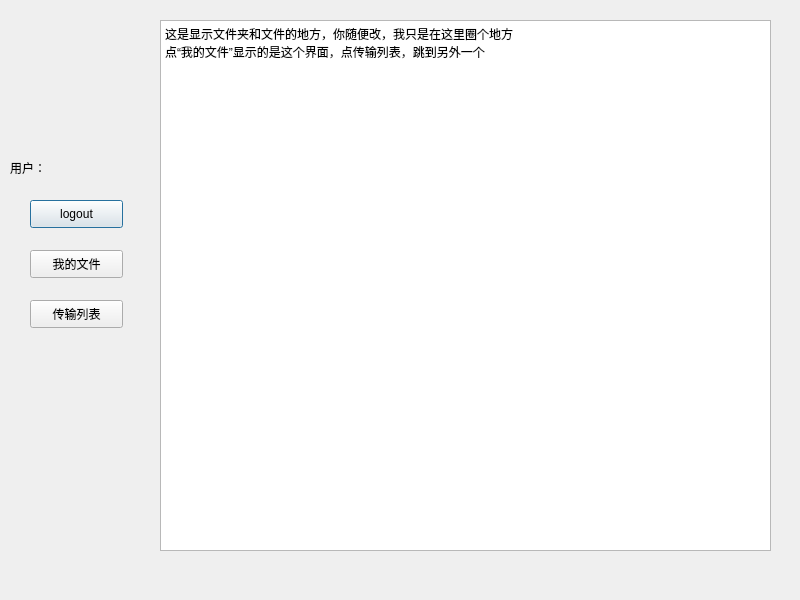
Old version of the form NETDISK/dialog_folder.ui in the repository LIU-YUXI/Netdisk.
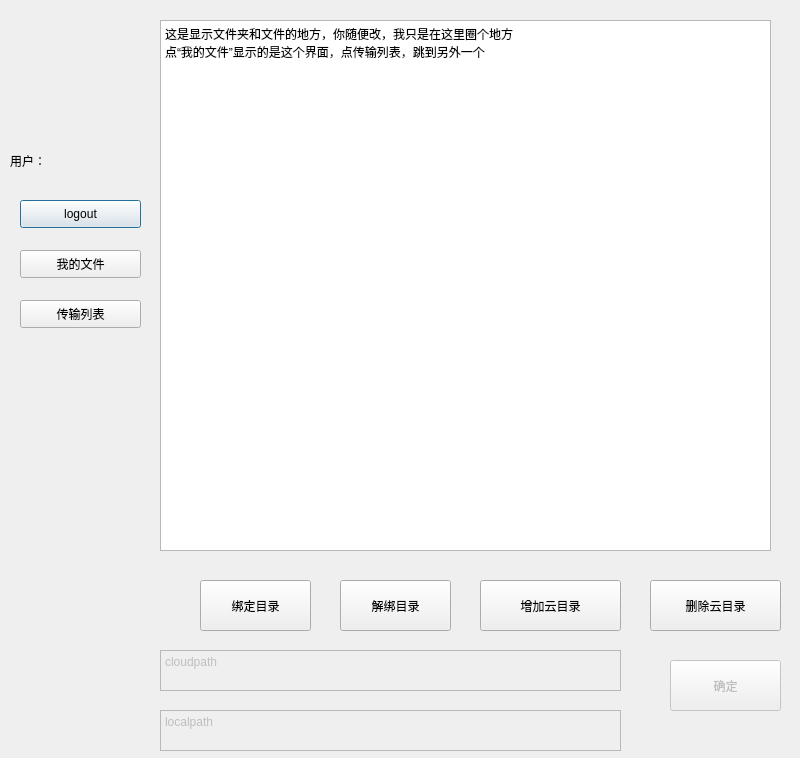
New version of the form.

Commit message: 完成文件树、绑定、解绑、增加、删除目录

```diff
--- a/NETDISK/dialog_folder.ui
+++ b/NETDISK/dialog_folder.ui
@@ -2,12 +2,15 @@
 <ui version="4.0">
  <class>Dialog_folder</class>
  <widget class="QDialog" name="Dialog_folder">
+  <property name="enabled">
+   <bool>true</bool>
+  </property>
   <property name="geometry">
    <rect>
     <x>0</x>
     <y>0</y>
     <width>800</width>
-    <height>600</height>
+    <height>758</height>
    </rect>
   </property>
   <property name="windowTitle">
@@ -16,9 +19,9 @@
   <widget class="QPushButton" name="logout">
    <property name="geometry">
     <rect>
-     <x>30</x>
+     <x>20</x>
      <y>200</y>
-     <width>93</width>
+     <width>121</width>
      <height>28</height>
     </rect>
    </property>
@@ -47,9 +50,9 @@
   <widget class="QPushButton" name="pushButton_3">
    <property name="geometry">
     <rect>
-     <x>30</x>
+     <x>20</x>
      <y>300</y>
-     <width>93</width>
+     <width>121</width>
      <height>28</height>
     </rect>
    </property>
@@ -61,9 +64,9 @@
    <property name="geometry">
     <rect>
      <x>10</x>
-     <y>160</y>
-     <width>41</width>
-     <height>16</height>
+     <y>145</y>
+     <width>71</width>
+     <height>31</height>
     </rect>
    </property>
    <property name="text">
@@ -73,9 +76,9 @@
   <widget class="QPushButton" name="myfile">
    <property name="geometry">
     <rect>
-     <x>30</x>
+     <x>20</x>
      <y>250</y>
-     <width>93</width>
+     <width>121</width>
      <height>28</height>
     </rect>
    </property>
@@ -83,6 +86,106 @@
     <string>我的文件</string>
    </property>
   </widget>
+  <widget class="QPushButton" name="link">
+   <property name="geometry">
+    <rect>
+     <x>200</x>
+     <y>580</y>
+     <width>111</width>
+     <height>51</height>
+    </rect>
+   </property>
+   <property name="text">
+    <string>绑定目录</string>
+   </property>
+  </widget>
+  <widget class="QPushButton" name="unlink">
+   <property name="geometry">
+    <rect>
+     <x>340</x>
+     <y>580</y>
+     <width>111</width>
+     <height>51</height>
+    </rect>
+   </property>
+   <property name="text">
+    <string>解绑目录</string>
+   </property>
+  </widget>
+  <widget class="QPushButton" name="addpath">
+   <property name="geometry">
+    <rect>
+     <x>480</x>
+     <y>580</y>
+     <width>141</width>
+     <height>51</height>
+    </rect>
+   </property>
+   <property name="text">
+    <string>增加云目录</string>
+   </property>
+  </widget>
+  <widget class="QPushButton" name="deletepath">
+   <property name="geometry">
+    <rect>
+     <x>650</x>
+     <y>580</y>
+     <width>131</width>
+     <height>51</height>
+    </rect>
+   </property>
+   <property name="text">
+    <string>删除云目录</string>
+   </property>
+  </widget>
+  <widget class="QPushButton" name="confirm">
+   <property name="enabled">
+    <bool>false</bool>
+   </property>
+   <property name="geometry">
+    <rect>
+     <x>670</x>
+     <y>660</y>
+     <width>111</width>
+     <height>51</height>
+    </rect>
+   </property>
+   <property name="text">
+    <string>确定</string>
+   </property>
+  </widget>
+  <widget class="QPlainTextEdit" name="cloudpath">
+   <property name="enabled">
+    <bool>false</bool>
+   </property>
+   <property name="geometry">
+    <rect>
+     <x>160</x>
+     <y>650</y>
+     <width>461</width>
+     <height>41</height>
+    </rect>
+   </property>
+   <property name="plainText">
+    <string>cloudpath</string>
+   </property>
+  </widget>
+  <widget class="QPlainTextEdit" name="localpath">
+   <property name="enabled">
+    <bool>false</bool>
+   </property>
+   <property name="geometry">
+    <rect>
+     <x>160</x>
+     <y>710</y>
+     <width>461</width>
+     <height>41</height>
+    </rect>
+   </property>
+   <property name="plainText">
+    <string>localpath</string>
+   </property>
+  </widget>
  </widget>
  <resources/>
  <connections/>
```
The commit also changes 6 other files.
